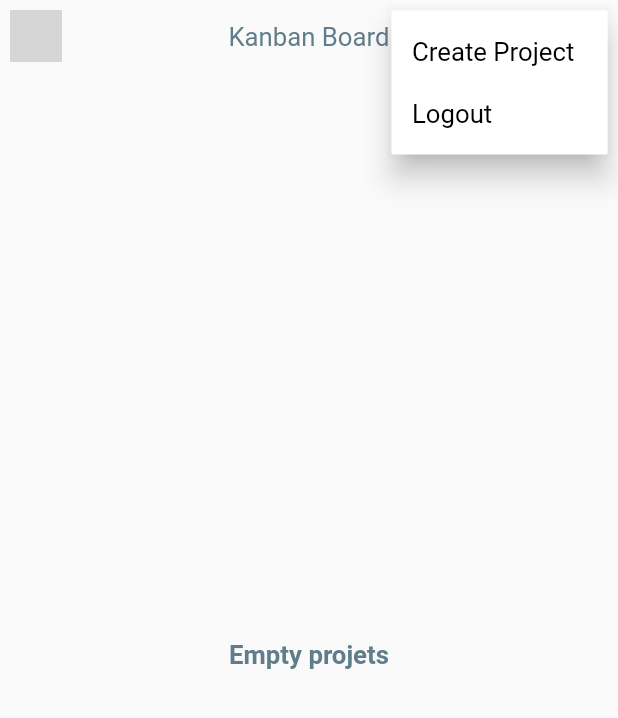
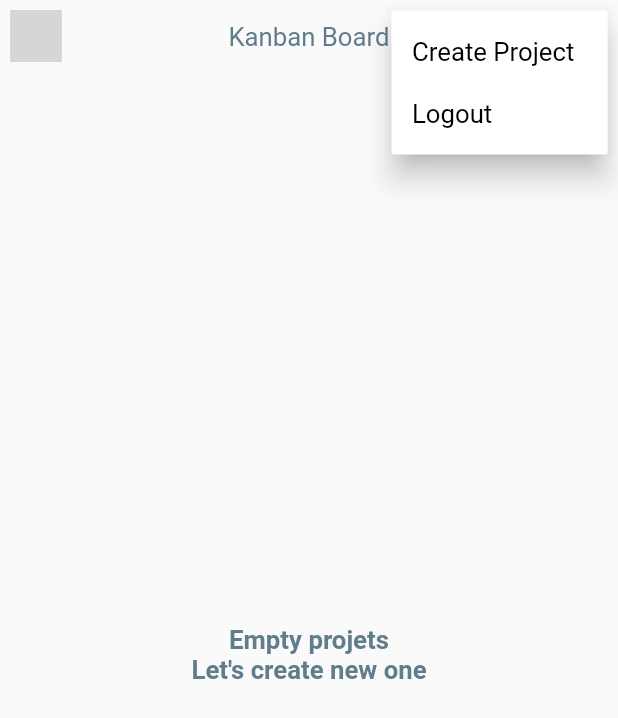
Before and after one commit to UbaidillahGit/kanban_board, a Flutter app: the HomePage screen opened by its route, after a tap on the "drag indicator" icon, on a phone screen of 412 x 824 dp. Shown: the top 718 px of the screen. Run offline on Flutter 3.47's test engine with Material 2 defaults, Android fonts, the phone set to English and light mode, and no system bars; our stand-ins replace auto_route, carousel_slider, cloud_firestore, csv, equatable, firebase_auth and 10 more; missing offline and left inert: external_path; accounts and stored records are empty; network calls fail; grey boxes are pictures that could not be loaded.

Commit message:
fix
fixing bug

```diff
--- a/lib/application/home/bloc/home_state.dart
+++ b/lib/application/home/bloc/home_state.dart
@@ -13,8 +13,6 @@ class HomeState with _$HomeState {
   factory HomeState.initial() => const HomeState(
         enumHomeState: EnumHomeState.initial,
         userDisplayName: '',
-        userPhotoUrl: 'https://dummyimage.com/skyscraper/f0f/f',
+        userPhotoUrl: 'https://dummyimage.com/skyscraper',
       );
-
-  // const factory HomeState.resUserInfor() = ResUserInfo;
 }
--- a/lib/presentation/board/widgets/appbar.dart
+++ b/lib/presentation/board/widgets/appbar.dart
@@ -20,7 +20,7 @@ class BoardAppBar extends StatelessWidget implements PreferredSizeWidget {
     return BlocConsumer<ProjectsBloc, ProjectsState>(
       listener: (context, state)
         => state.enumProjectState == EnumProjectState.resDeleteProject
-        ? context.router.pushAndPopUntil(const HomeRoute(), predicate: (route) => true)
+        ? context.router.pushAndPopUntil(const HomeRoute(), predicate: (route) => false)
         : null,
       builder: (context, state) {
         return AppBar(
--- a/lib/presentation/home/page/home_page.dart
+++ b/lib/presentation/home/page/home_page.dart
@@ -32,7 +32,7 @@ class HomePage extends StatelessWidget {
             if (state.enumProjectState == EnumProjectState.emptyProjects) {
               return Center(
                 child: GlobalWidgets().text(
-                  txt: 'Empty projets',
+                  txt: 'Empty projets\nLet\'s create new one',
                   color: GlobalConstants.mainThemeColor,
                   fontWeight: FontWeight.bold,
                 ),
--- a/lib/presentation/home/widgets/appbar.dart
+++ b/lib/presentation/home/widgets/appbar.dart
@@ -35,6 +35,7 @@ class HomeAppBar extends StatelessWidget implements PreferredSizeWidget {
                 state.userPhotoUrl,
                 height: 10,
                 width: 10,
+                fit: BoxFit.cover,
               ),
             ),
           ),
--- a/lib/presentation/task/page/edit_task_page.dart
+++ b/lib/presentation/task/page/edit_task_page.dart
@@ -25,7 +25,6 @@ class EditTaskPage extends StatelessWidget {
             body: Padding(
               padding: const EdgeInsets.all(18.0),
               child: ListView(
-                physics: const NeverScrollableScrollPhysics(),
                 children: const [
                   DetailTaskName(),
                   DetailTaskDescription(),
```
Also changed, not shown: lib/presentation/board/widgets/board/board_group.dart (+5 -2 lines), 3 other files.
